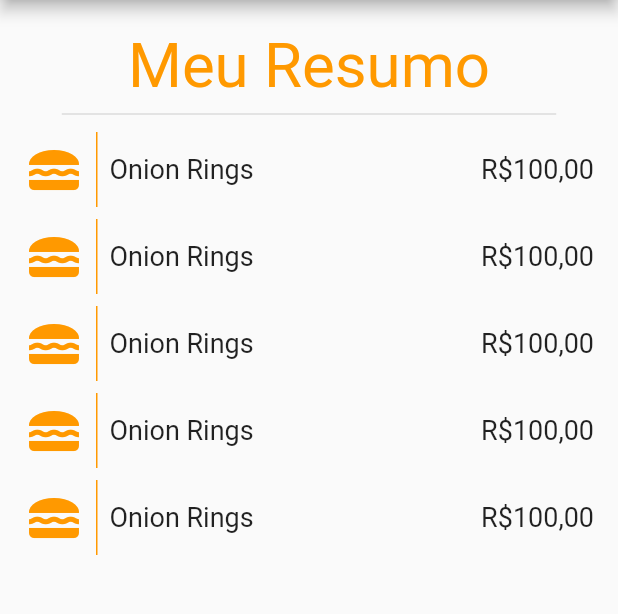
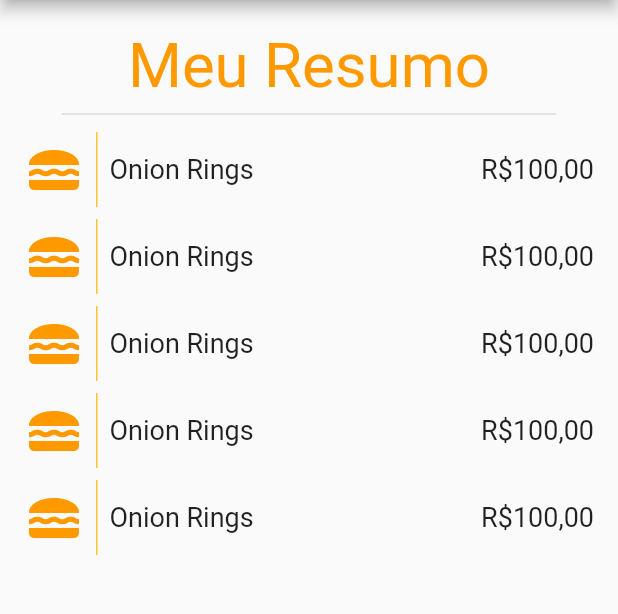
Before and after one commit to gabgmont/party_pay, a Flutter app: the ResumePage screen opened by its route, on a phone screen of 412 x 824 dp, the part 84-698 px from its top. Run offline on Flutter 3.47's test engine with Material 2 defaults, Android fonts, the light colour scheme and no system bars; our stand-ins replace google_fonts, shared_preferences; accounts and stored records are empty.

Commit message:
feat(): change divider color

```diff
--- a/lib/screens/resume/widgets/individual_resume_item_widget.dart
+++ b/lib/screens/resume/widgets/individual_resume_item_widget.dart
@@ -29,7 +29,7 @@ class IndividualResumeItem extends StatelessWidget {
                   child: Container(
                     width: 1,
                     height: 50,
-                    color: AppColors.primary,
+                    color: AppColors.secondary,
                   ),
                 ),
                 Text(
```
